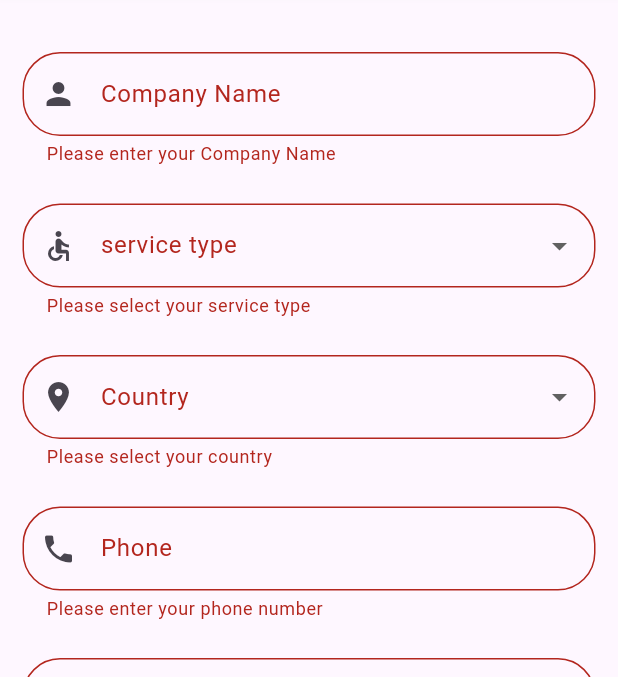
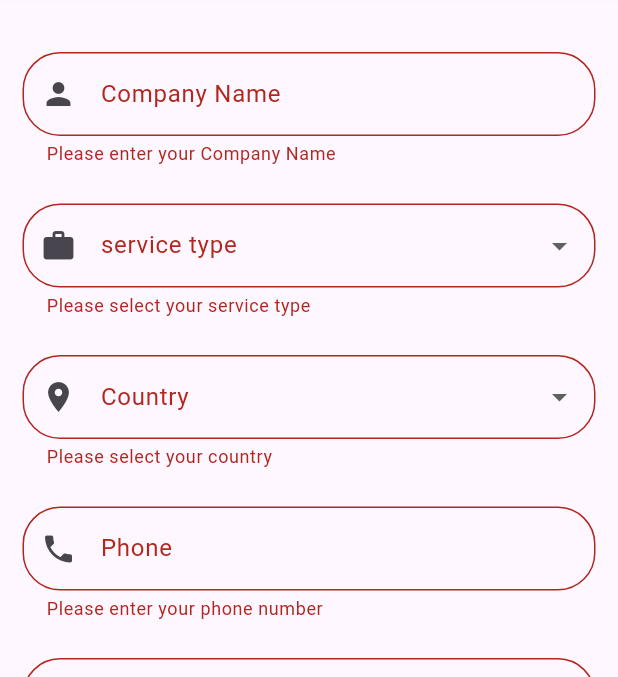
Before and after one commit to Youssef-Essam-Fathy/AccessAble, a Flutter app: the CompanySignUp screen opened by its route, scrolled down 270 dp, after a tap on "Sign Up", on a phone screen of 412 x 824 dp, the part 100-777 px from its top. Run offline on Flutter 3.47's test engine with Material 3 defaults, Android fonts, the light colour scheme and no system bars; our stand-ins replace cloud_firestore, firebase_auth, firebase_core, flutter_speed_dial, flutter_svg, geolocator and 1 more; accounts and stored records are empty.

Commit message:
add SnakBar for sign up pages

```diff
--- a/lib/pages/company_sign_up_page.dart
+++ b/lib/pages/company_sign_up_page.dart
@@ -27,6 +27,7 @@ class _CompanySignUpState extends State<CompanySignUp> {
   String? country;
 
   final FirebaseFirestore _firestore = FirebaseFirestore.instance;
+
   // List of Arabic countries and their phone codes
   final Map<String, String> countries = {
     'Algeria': '+213',
@@ -52,7 +53,6 @@ class _CompanySignUpState extends State<CompanySignUp> {
     'United Arab Emirates': '+971',
     'Yemen': '+967',
   };
-
 
   @override
   Widget build(BuildContext context) {
@@ -101,7 +101,7 @@ class _CompanySignUpState extends State<CompanySignUp> {
                   value: serviceType,
                   decoration: InputDecoration(
                     labelText: 'service type',
-                    prefixIcon: const Icon(Icons.accessible),
+                    prefixIcon: const Icon(Icons.work),
                     border: OutlineInputBorder(
                       borderRadius: BorderRadius.circular(25.0),
                       borderSide: BorderSide(color: ColorManager.primary),
@@ -304,13 +304,32 @@ class _CompanySignUpState extends State<CompanySignUp> {
                             'serviceType': serviceType,
                           });
 
+                          // Show a SnackBar with a success message
+                          ScaffoldMessenger.of(context).showSnackBar(
+                            SnackBar(content: Text('Signed up successfully!')),
+                          );
+
                           Navigator.pushNamed(context, '/main');
                         } on FirebaseAuthException catch (e) {
                           if (e.code == 'email-already-in-use') {
                             print('The account already exists for that email.');
+
+                            // Show a SnackBar with an error message
+                            ScaffoldMessenger.of(context).showSnackBar(
+                              SnackBar(
+                                  content: Text(
+                                      'The account already exists for that email.')),
+                            );
                           }
                         } catch (e) {
                           print(e);
+
+                          // Show a SnackBar with an error message
+                          ScaffoldMessenger.of(context).showSnackBar(
+                            SnackBar(
+                                content: Text(
+                                    'An error occurred. Please try again.')),
+                          );
                         }
                       }
                     },
```
Also changed, not shown: lib/pages/customer_sign_up_page.dart (+29 -8 lines), lib/pages/individual_sign_up_page.dart (+18 -3 lines).
